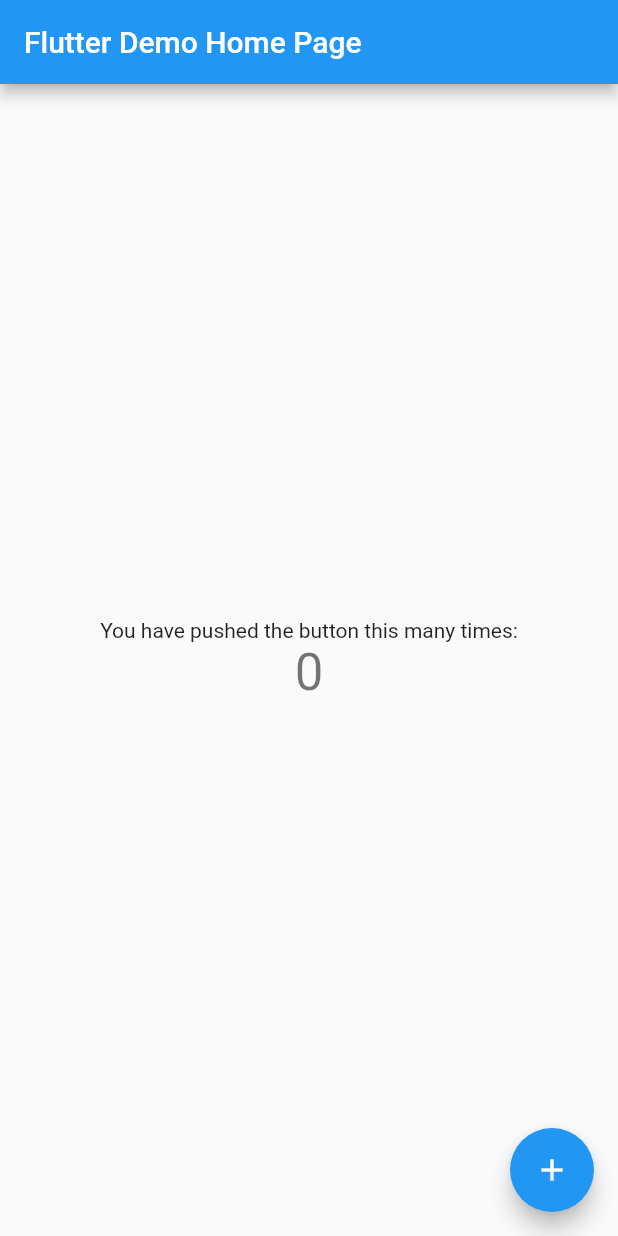
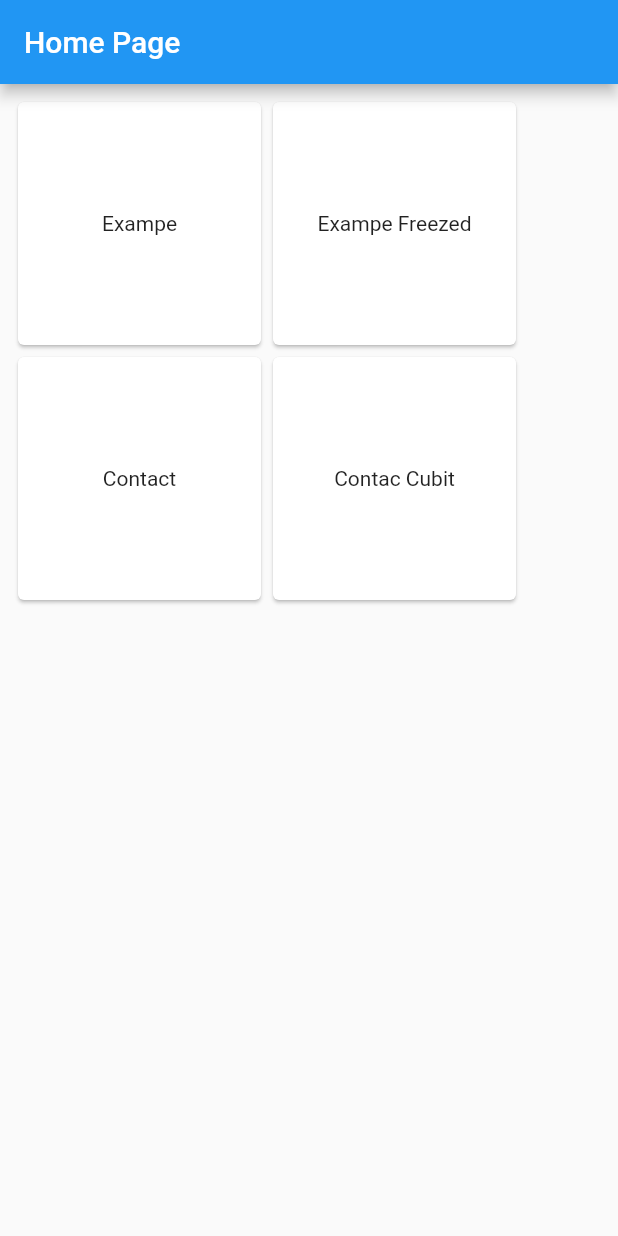
Before and after one commit to FilipeH14/bloc_pro, a Flutter app: the screen it shows after launch, on a phone screen of 412 x 824 dp. Run offline on Flutter 3.47's test engine with Material 2 defaults, Android fonts, the phone set to English and light mode, and no system bars.

Commit message:
tela  inicial

```diff
--- /dev/null
+++ b/lib/home/home_page.dart
@@ -0,0 +1,38 @@
+import 'package:bloc_pro/home/widgets/button_card.dart';
+import 'package:flutter/material.dart';
+
+class HomePage extends StatelessWidget {
+  const HomePage({Key? key}) : super(key: key);
+
+  @override
+  Widget build(BuildContext context) {
+    return Scaffold(
+      appBar: AppBar(title: const Text('Home Page')),
+      body: SingleChildScrollView(
+        child: Padding(
+          padding: const EdgeInsets.all(8),
+          child: Wrap(
+            children: [
+              ButtonCard(
+                title: 'Exampe',
+                action: () {},
+              ),
+              ButtonCard(
+                title: 'Exampe Freezed',
+                action: () {},
+              ),
+              ButtonCard(
+                title: 'Contact',
+                action: () {},
+              ),
+              ButtonCard(
+                title: 'Contac Cubit',
+                action: () {},
+              ),
+            ],
+          ),
+        ),
+      ),
+    );
+  }
+}
--- /dev/null
+++ b/lib/home/widgets/button_card.dart
@@ -0,0 +1,28 @@
+import 'package:flutter/material.dart';
+
+class ButtonCard extends StatelessWidget {
+  final String title;
+  final VoidCallback action;
+
+  const ButtonCard({
+    required this.title,
+    required this.action,
+    Key? key,
+  }) : super(key: key);
+
+  @override
+  Widget build(BuildContext context) {
+    return InkWell(
+      onTap: action,
+      child: SizedBox(
+        height: 170,
+        width: 170,
+        child: Card(
+          child: Center(
+            child: Text(title),
+          ),
+        ),
+      ),
+    );
+  }
+}
--- a/lib/main.dart
+++ b/lib/main.dart
@@ -1,3 +1,4 @@
+import 'package:bloc_pro/home/home_page.dart';
 import 'package:flutter/material.dart';
 
 void main() {
@@ -13,103 +14,9 @@ class MyApp extends StatelessWidget {
     return MaterialApp(
       title: 'Flutter Demo',
       theme: ThemeData(
-        // This is the theme of your application.
-        //
-        // Try running your application with "flutter run". You'll see the
-        // application has a blue toolbar. Then, without quitting the app, try
-        // changing the primarySwatch below to Colors.green and then invoke
-        // "hot reload" (press "r" in the console where you ran "flutter run",
-        // or simply save your changes to "hot reload" in a Flutter IDE).
-        // Notice that the counter didn't reset back to zero; the application
-        // is not restarted.
         primarySwatch: Colors.blue,
       ),
-      home: const MyHomePage(title: 'Flutter Demo Home Page'),
+      home: const HomePage(),
     );
   }
 }
-
-class MyHomePage extends StatefulWidget {
-  const MyHomePage({super.key, required this.title});
-
-  // This widget is the home page of your application. It is stateful, meaning
-  // that it has a State object (defined below) that contains fields that affect
-  // how it looks.
-
-  // This class is the configuration for the state. It holds the values (in this
-  // case the title) provided by the parent (in this case the App widget) and
-  // used by the build method of the State. Fields in a Widget subclass are
-  // always marked "final".
-
-  final String title;
-
-  @override
-  State<MyHomePage> createState() => _MyHomePageState();
-}
-
-class _MyHomePageState extends State<MyHomePage> {
-  int _counter = 0;
-
-  void _incrementCounter() {
-    setState(() {
-      // This call to setState tells the Flutter framework that something has
-      // changed in this State, which causes it to rerun the build method below
-      // so that the display can reflect the updated values. If we changed
-      // _counter without calling setState(), then the build method would not be
-      // called again, and so nothing would appear to happen.
-      _counter++;
-    });
-  }
-
-  @override
-  Widget build(BuildContext context) {
-    // This method is rerun every time setState is called, for instance as done
-    // by the _incrementCounter method above.
-    //
-    // The Flutter framework has been optimized to make rerunning build methods
-    // fast, so that you can just rebuild anything that needs updating rather
-    // than having to individually change instances of widgets.
-    return Scaffold(
-      appBar: AppBar(
-        // Here we take the value from the MyHomePage object that was created by
-        // the App.build method, and use it to set our appbar title.
-        title: Text(widget.title),
-      ),
-      body: Center(
-        // Center is a layout widget. It takes a single child and positions it
-        // in the middle of the parent.
-        child: Column(
-          // Column is also a layout widget. It takes a list of children and
-          // arranges them vertically. By default, it sizes itself to fit its
-          // children horizontally, and tries to be as tall as its parent.
-          //
-          // Invoke "debug painting" (press "p" in the console, choose the
-          // "Toggle Debug Paint" action from the Flutter Inspector in Android
-          // Studio, or the "Toggle Debug Paint" command in Visual Studio Code)
-          // to see the wireframe for each widget.
-          //
-          // Column has various properties to control how it sizes itself and
-          // how it positions its children. Here we use mainAxisAlignment to
-          // center the children vertically; the main axis here is the vertical
-          // axis because Columns are vertical (the cross axis would be
-          // horizontal).
-          mainAxisAlignment: MainAxisAlignment.center,
-          children: <Widget>[
-            const Text(
-              'You have pushed the button this many times:',
-            ),
-            Text(
-              '$_counter',
-              style: Theme.of(context).textTheme.headline4,
-            ),
-          ],
-        ),
-      ),
-      floatingActionButton: FloatingActionButton(
-        onPressed: _incrementCounter,
-        tooltip: 'Increment',
-        child: const Icon(Icons.add),
-      ), // This trailing comma makes auto-formatting nicer for build methods.
-    );
-  }
-}
```
